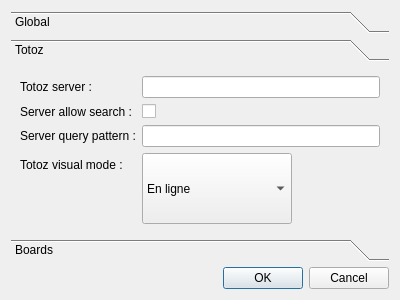
This is ui/qqsettingsdialog.ui in dguihal/quteqoin as Qt 5 draws it before an edit. The edited form follows.
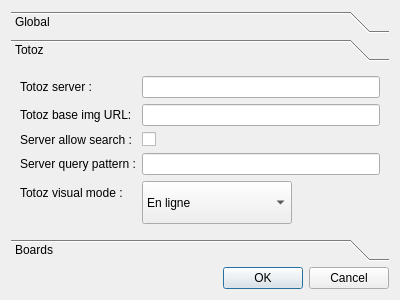
This is the edited form. Icons and pictures are not drawn.

Commit message: Prise en compte du nouveau totoz.eu

Patch:
```diff
--- a/ui/qqsettingsdialog.ui
+++ b/ui/qqsettingsdialog.ui
@@ -93,31 +93,31 @@
        <item row="0" column="1">
         <widget class="QLineEdit" name="srvTotozLineEdit"/>
        </item>
-       <item row="1" column="0">
+       <item row="2" column="0">
         <widget class="QLabel" name="labelSrvAllowSearch">
          <property name="text">
           <string>Server allow search :</string>
          </property>
         </widget>
        </item>
-       <item row="3" column="0">
+       <item row="4" column="0">
         <widget class="QLabel" name="labelSrvQueryPattern">
          <property name="text">
           <string>Server query pattern :</string>
          </property>
         </widget>
        </item>
-       <item row="1" column="1">
+       <item row="2" column="1">
         <widget class="QCheckBox" name="srvAllowSearch">
          <property name="text">
           <string/>
          </property>
         </widget>
        </item>
-       <item row="3" column="1">
-        <widget class="QLineEdit" name="srvTotozQueryPatternLineEdit"/>
-       </item>
        <item row="4" column="1">
+        <widget class="QLineEdit" name="srvTotozQueryPatternLineEdit"/>
+       </item>
+       <item row="5" column="1">
         <widget class="QComboBox" name="totozModeComboBox">
          <property name="sizePolicy">
           <sizepolicy hsizetype="Preferred" vsizetype="Expanding">
@@ -142,13 +142,23 @@
          </item>
         </widget>
        </item>
-       <item row="4" column="0">
+       <item row="5" column="0">
         <widget class="QLabel" name="labelModeTotoz">
          <property name="text">
           <string>Totoz visual mode :</string>
          </property>
         </widget>
        </item>
+       <item row="1" column="1">
+        <widget class="QLineEdit" name="srvTotozBaseImgLineEdit"/>
+       </item>
+       <item row="1" column="0">
+        <widget class="QLabel" name="label">
+         <property name="text">
+          <string>Totoz base img URL:</string>
+         </property>
+        </widget>
+       </item>
       </layout>
      </widget>
      <widget class="QWidget" name="boardsPage">
```
Left out of the diff: 8 changed lines with no effect on the pictures. The commit also changes 9 other files.
